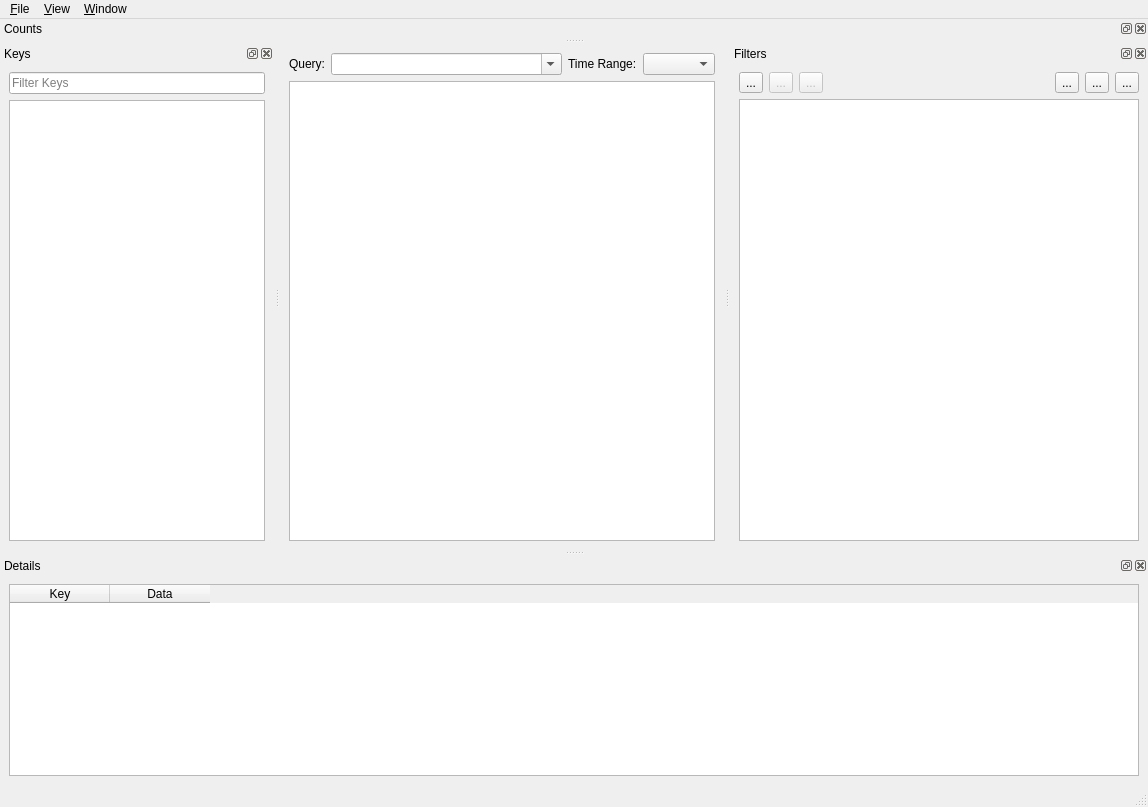
First picture: the form in src/mainwindow.ui, repository UjOwtuc/qstuff, before the edit.
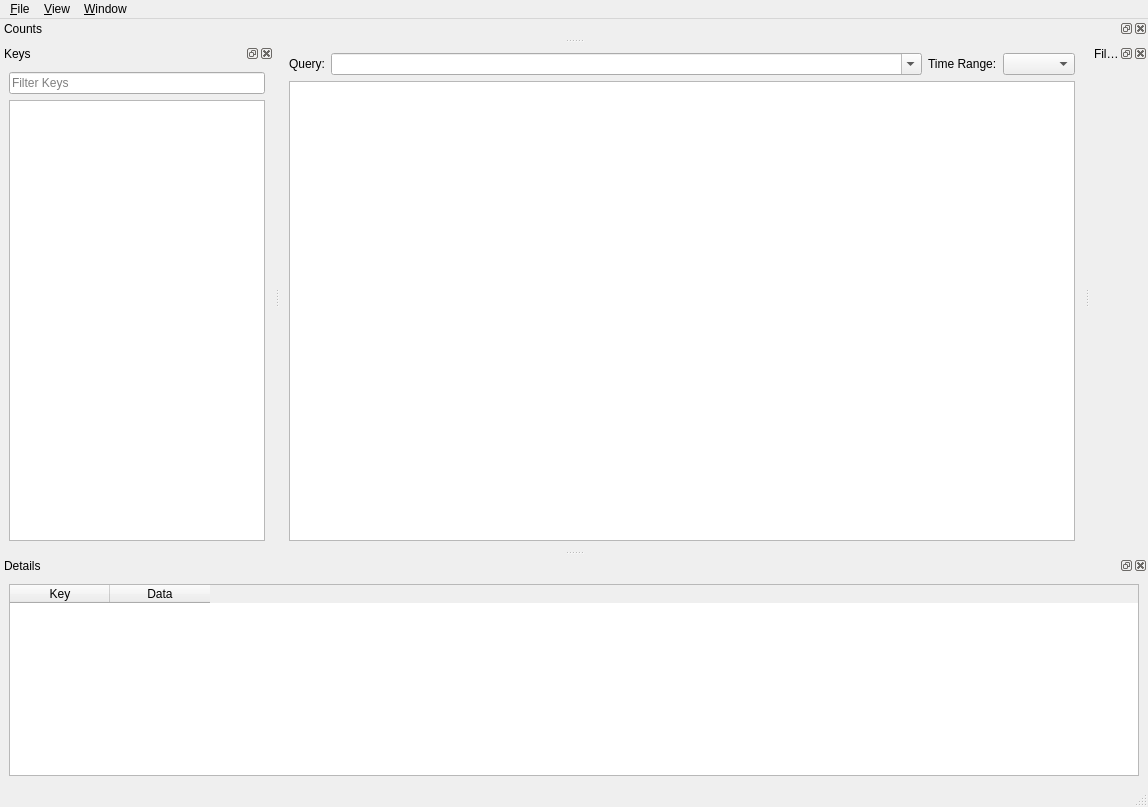
Second picture: the form after the edit. Icons and pictures are not drawn.

Commit message: manage view step 2: editing

```diff
--- a/src/mainwindow.ui
+++ b/src/mainwindow.ui
@@ -152,123 +152,7 @@
    <attribute name="dockWidgetArea">
     <number>2</number>
    </attribute>
-   <widget class="QWidget" name="dockWidgetContents_2">
-    <layout class="QGridLayout" name="gridLayout_4">
-     <item row="0" column="0">
-      <widget class="QToolButton" name="addFilterButton">
-       <property name="toolTip">
-        <string>New Filter</string>
-       </property>
-       <property name="text">
-        <string>...</string>
-       </property>
-       <property name="icon">
-        <iconset theme="document-new">
-         <normaloff>.</normaloff>.</iconset>
-       </property>
-      </widget>
-     </item>
-     <item row="1" column="0" colspan="7">
-      <widget class="QListView" name="filterList">
-       <property name="minimumSize">
-        <size>
-         <width>400</width>
-         <height>0</height>
-        </size>
-       </property>
-       <property name="selectionMode">
-        <enum>QAbstractItemView::ExtendedSelection</enum>
-       </property>
-       <property name="selectionBehavior">
-        <enum>QAbstractItemView::SelectRows</enum>
-       </property>
-      </widget>
-     </item>
-     <item row="0" column="4">
-      <widget class="QToolButton" name="enableAllFiltersButton">
-       <property name="toolTip">
-        <string>Enable All</string>
-       </property>
-       <property name="text">
-        <string>...</string>
-       </property>
-       <property name="icon">
-        <iconset theme="list-add">
-         <normaloff>.</normaloff>.</iconset>
-       </property>
-      </widget>
-     </item>
-     <item row="0" column="5">
-      <widget class="QToolButton" name="disableAllFiltersButton">
-       <property name="toolTip">
-        <string>Disable All</string>
-       </property>
-       <property name="text">
-        <string>...</string>
-       </property>
-       <property name="icon">
-        <iconset theme="list-remove">
-         <normaloff>.</normaloff>.</iconset>
-       </property>
-      </widget>
-     </item>
-     <item row="0" column="1">
-      <widget class="QToolButton" name="invertFilterButton">
-       <property name="enabled">
-        <bool>false</bool>
-       </property>
-       <property name="text">
-        <string>...</string>
-       </property>
-       <property name="icon">
-        <iconset theme="edit-select-invert">
-         <normaloff>.</normaloff>.</iconset>
-       </property>
-      </widget>
-     </item>
-     <item row="0" column="2">
-      <widget class="QToolButton" name="removeFilterButton">
-       <property name="enabled">
-        <bool>false</bool>
-       </property>
-       <property name="text">
-        <string>...</string>
-       </property>
-       <property name="icon">
-        <iconset theme="delete">
-         <normaloff>.</normaloff>.</iconset>
-       </property>
-      </widget>
-     </item>
-     <item row="0" column="6">
-      <widget class="QToolButton" name="removeAllFiltersButton">
-       <property name="toolTip">
-        <string>Remove All</string>
-       </property>
-       <property name="text">
-        <string>...</string>
-       </property>
-       <property name="icon">
-        <iconset theme="edit-delete-shred">
-         <normaloff>.</normaloff>.</iconset>
-       </property>
-      </widget>
-     </item>
-     <item row="0" column="3">
-      <spacer name="horizontalSpacer">
-       <property name="orientation">
-        <enum>Qt::Horizontal</enum>
-       </property>
-       <property name="sizeHint" stdset="0">
-        <size>
-         <width>40</width>
-         <height>20</height>
-        </size>
-       </property>
-      </spacer>
-     </item>
-    </layout>
-   </widget>
+   <widget class="QWidget" name="dockWidgetContents_2"/>
   </widget>
   <widget class="QDockWidget" name="keysDock">
    <property name="windowTitle">
```
The commit also changes 22 other files.
